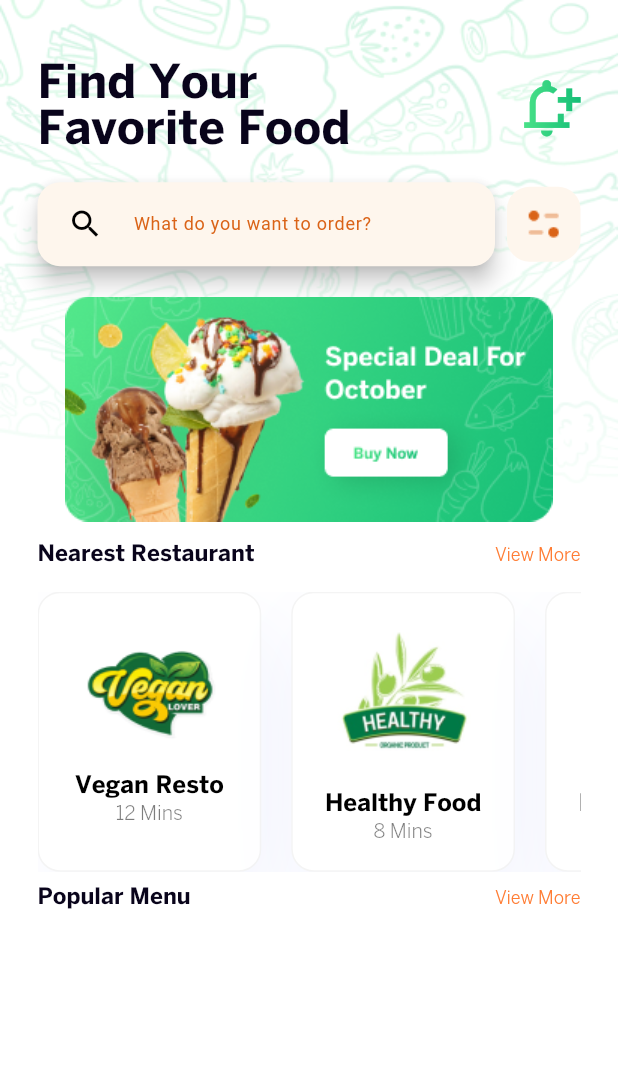
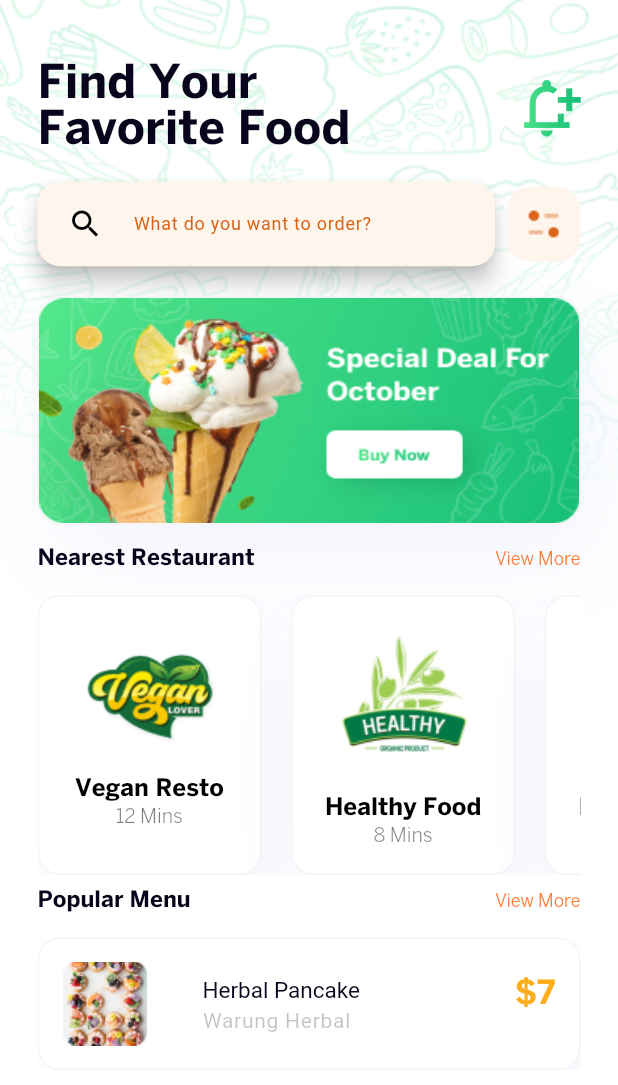
Before and after one commit to KingNarmar/food_delivery, a Flutter app: the screen it shows after launch, on a phone screen of 412 x 824 dp. Shown: the top 1085 px of the screen. Run offline on Flutter 3.47's test engine with Material 2 defaults, Android fonts, the phone set to English and light mode, and no system bars; our stand-ins replace image_picker; Roboto replaces fonts that are missing (BentonSans Medium, BentonSans Regular).

Commit message:
home screen done

```diff
--- /dev/null
+++ b/lib/componants/popular_menu_list_item.dart
@@ -0,0 +1,59 @@
+import 'package:flutter/material.dart';
+import 'package:food_delivery/models/popular_menu_model.dart';
+
+import 'custom_container.dart';
+
+class PopularMenuListItem extends StatelessWidget {
+  const PopularMenuListItem({
+    super.key,
+    required this.model,
+  });
+  final PopularMenuModel model;
+  @override
+  Widget build(BuildContext context) {
+    return CustomContainer(
+      height: MediaQuery.sizeOf(context).height * 0.107142857,
+      width: MediaQuery.sizeOf(context).width - 50,
+      child: Center(
+        child: ListTile(
+          leading: Padding(
+            padding: const EdgeInsets.only(right: 21),
+            child: Image.asset(model.leading),
+          ),
+          title: Text(
+            model.title,
+            style: const TextStyle(
+              color: Color(0xFF09041B),
+              fontSize: 15,
+              fontFamily: 'BentonSans Medium',
+              fontWeight: FontWeight.w400,
+            ),
+          ),
+          subtitle: Opacity(
+            opacity: 0.30,
+            child: Text(
+              model.subTitle,
+              style: const TextStyle(
+                color: Color(0xFF3B3B3B),
+                fontSize: 14,
+                fontFamily: 'BentonSans Regular',
+                fontWeight: FontWeight.w400,
+                letterSpacing: 0.50,
+              ),
+            ),
+          ),
+          trailing: Text(
+            model.trailing,
+            style: const TextStyle(
+              color: Color(0xFFFEAD1D),
+              fontSize: 22,
+              fontFamily: 'BentonSans Bold',
+              fontWeight: FontWeight.w400,
+              height: 0.06,
+            ),
+          ),
+        ),
+      ),
+    );
+  }
+}
--- /dev/null
+++ b/lib/componants/popular_menu_list_view.dart
@@ -0,0 +1,29 @@
+import 'package:flutter/material.dart';
+
+import '../models/popular_menu_model.dart';
+import 'popular_menu_list_item.dart';
+
+class PopularMenuListView extends StatelessWidget {
+  const PopularMenuListView({
+    super.key,
+  });
+
+  @override
+  Widget build(BuildContext context) {
+    return SizedBox(
+      height: MediaQuery.sizeOf(context).height * 0.107142857,
+      child: ListView.builder(
+        itemCount: PopularMenuModel.popularList.length,
+        scrollDirection: Axis.horizontal,
+        itemBuilder: (context, index) {
+          return PopularMenuListItem(
+              model: PopularMenuModel(
+                  leading: PopularMenuModel.popularList[index].leading,
+                  title: PopularMenuModel.popularList[index].title,
+                  subTitle: PopularMenuModel.popularList[index].subTitle,
+                  trailing: PopularMenuModel.popularList[index].trailing));
+        },
+      ),
+    );
+  }
+}
--- /dev/null
+++ b/lib/models/popular_menu_model.dart
@@ -0,0 +1,30 @@
+class PopularMenuModel {
+  final String leading;
+  final String title;
+  final String subTitle;
+  final String trailing;
+
+  static List<PopularMenuModel> popularList = [
+    PopularMenuModel(
+        leading: "assets/images/MenuPhoto1.png",
+        title: "Herbal Pancake",
+        subTitle: 'Warung Herbal',
+        trailing: '\$7'),
+    PopularMenuModel(
+        leading: "assets/images/PhotoMenu2.png",
+        title: 'Fruit Salad',
+        subTitle: 'Wijie Resto',
+        trailing: '\$5'),
+    PopularMenuModel(
+        leading: "assets/images/PhotoMenu3.png",
+        title: 'Green Noddle',
+        subTitle: 'Noodle Home',
+        trailing: '\$15'),
+  ];
+
+  PopularMenuModel(
+      {required this.leading,
+      required this.title,
+      required this.subTitle,
+      required this.trailing});
+}
--- a/lib/screens/home_screen/home_screen.dart
+++ b/lib/screens/home_screen/home_screen.dart
@@ -1,4 +1,5 @@
 import 'package:flutter/material.dart';
+import 'package:food_delivery/componants/custom_container.dart';
 
 import 'package:food_delivery/componants/gradient_icon.dart';
 
@@ -8,6 +9,7 @@ import '../../componants/custom_filter_icon.dart';
 import '../../componants/custom_search_bar.dart';
 import '../../componants/header_of_list_view.dart';
 import '../../componants/nearest_restaurants_list_view.dart';
+import '../../componants/popular_menu_list_view.dart';
 
 class HomeScreen extends StatelessWidget {
   const HomeScreen({super.key});
@@ -79,8 +81,13 @@ class HomeScreen extends StatelessWidget {
                     height: MediaQuery.sizeOf(context).height * 0.024630542,
                   ),
                   //promo Image
-                  Image.asset(
-                    Assets.promoImage,
+                  CustomContainer(
+                    width: double.infinity,
+                    height: MediaQuery.sizeOf(context).height * 0.184729064,
+                    child: Image.asset(
+                      Assets.promoImage,
+                      fit: BoxFit.fill,
+                    ),
                   ),
                   SizedBox(
                     height: MediaQuery.sizeOf(context).height * 0.030788177,
@@ -98,9 +105,11 @@ class HomeScreen extends StatelessWidget {
                   SizedBox(
                     height: MediaQuery.sizeOf(context).height * 0.024630542,
                   ),
+                  //Popular Menu List view
+                  const PopularMenuListView()
                 ],
               ),
-            )
+            ),
           ],
         ),
       ),
--- a/lib/utl/assets.dart
+++ b/lib/utl/assets.dart
@@ -30,6 +30,9 @@ abstract class Assets {
   static const String promoImage = "assets/images/PromoAdvertising.png";
   static const String veganResto = "assets/images/veganResto.png";
   static const String healthyFood = "assets/images/healthyFood.png";
+  static const String menuPhoto1 = "assets/images/MenuPhoto1.png";
+  static const String menuPhoto2 = "assets/images/PhotoMenu2.png";
+  static const String menuPhoto3 = "assets/images/PhotoMenu3.png";
   static const String vigaFont = "Viga";
   static const String interFont = "Inter";
   static const String bentonSansBoldFont = "BentonSans Bold";
```
Also changed, not shown: assets/images/MenuPhoto1.png (added), assets/images/PhotoMenu2.png (added), assets/images/PhotoMenu3.png (added).
